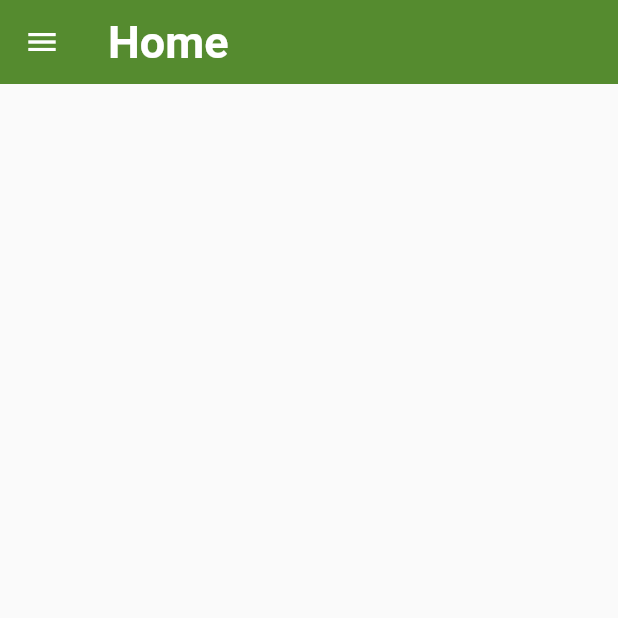
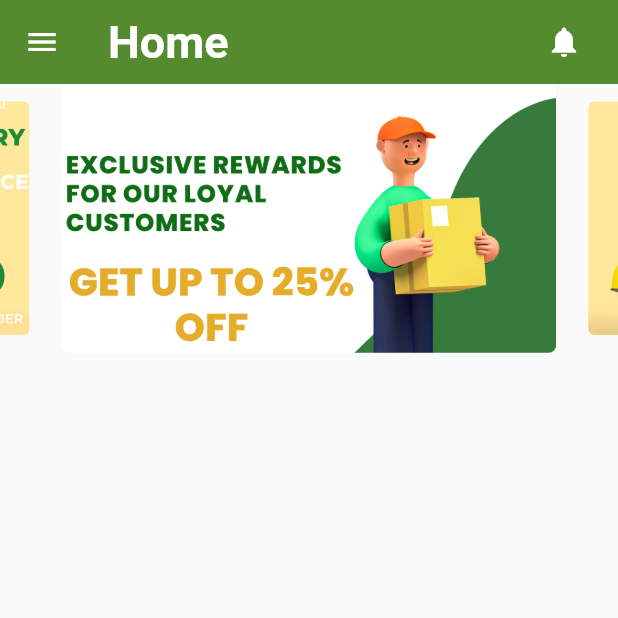
Before and after one commit to Sanashd/boxitup, a Flutter app: the HomePage screen opened directly, on a phone screen of 412 x 824 dp, the top half of it. Run offline on Flutter 3.47's test engine with Material 2 defaults, Android fonts, the phone set to English and light mode, and no system bars; drawn by our look-alikes of carousel_slider; our stand-ins replace firebase_auth, firebase_core, font_awesome_flutter; accounts and stored records are empty.

Commit message:
home slide

```diff
--- a/lib/main.dart
+++ b/lib/main.dart
@@ -12,11 +12,11 @@ void main() async {
     options: DefaultFirebaseOptions.currentPlatform,
   );
 
-  runApp(MyApp());
+  runApp(const MyApp());
 }
 
 class MyApp extends StatefulWidget {
-  MyApp({super.key});
+  const MyApp({super.key});
 
   @override
   State<MyApp> createState() => _MyAppState();
@@ -51,7 +51,7 @@ class _MyAppState extends State<MyApp> {
         debugShowCheckedModeBanner: false,
         // darkTheme: ThemeData(primarySwatch: Colors.green
         routes: {
-          "/": (context) => const OnBoardingScreen(),
+          "/": (context) => const HomePage(),
         });
   }
 }
--- /dev/null
+++ b/lib/models/models.dart
@@ -0,0 +1 @@
+export 'category_model.dart';
--- a/lib/screens/home_screen.dart
+++ b/lib/screens/home_screen.dart
@@ -1,3 +1,4 @@
+import 'package:carousel_slider/carousel_slider.dart';
 import 'package:flutter/material.dart';
 
 class HomePage extends StatelessWidget {
@@ -5,6 +6,36 @@ class HomePage extends StatelessWidget {
 
   @override
   Widget build(BuildContext context) {
+    final List<String> imgList = [
+      ("assets/images/Delivery promo.png"),
+      ("assets/images/Courier.png"),
+    ];
+
+    final List<Widget> imageSliders = imgList
+        .map((item) => Container(
+              child: Container(
+                margin: const EdgeInsets.all(.0),
+                child: ClipRRect(
+                    borderRadius: const BorderRadius.all(Radius.circular(5.0)),
+                    child: Stack(
+                      children: <Widget>[
+                        Image.asset(item, fit: BoxFit.cover, width: 1000.0),
+                        Positioned(
+                          bottom: 0.0,
+                          left: 0.0,
+                          right: 0.0,
+                          child: Container(
+                            decoration: const BoxDecoration(),
+                            padding: const EdgeInsets.symmetric(
+                                vertical: 10.0, horizontal: 20.0),
+                          ),
+                        ),
+                      ],
+                    )),
+              ),
+            ))
+        .toList();
+
     return Scaffold(
         appBar: AppBar(
           // appBar: AppBar(
@@ -17,7 +48,60 @@ class HomePage extends StatelessWidget {
                 fontWeight: FontWeight.bold,
                 fontSize: 30.0),
           ),
+          actions: const [
+            Padding(
+                padding: EdgeInsets.only(right: 24),
+                child: Icon(Icons.notifications))
+          ],
         ),
+        body: CarouselSlider(
+          options: CarouselOptions(
+            aspectRatio: 2.3,
+            enlargeCenterPage: true,
+            // enableInfiniteScroll: false,
+            // enlargeFactor: 4,
+            initialPage: 0,
+            autoPlay: false,
+          ),
+          items: imageSliders,
+        ),
+
+        // body: CustomScrollView(
+        //   slivers: <Widget>[
+        //     SliverAppBar(
+        //       title: const Padding(
+        //         padding: EdgeInsets.only(
+        //           left: 24,
+        //         ),
+        //         child: Text(
+        //           "Home",
+        //           style: TextStyle(
+        //             fontSize: 20,
+        //             fontWeight: FontWeight.bold,
+        //           ),
+        //         ),
+        //       ),
+        //       centerTitle: true,
+        //       floating: true,
+        //       snap: false,
+        //       titleSpacing: 0,
+        //       actions: const [
+        //         Padding(
+        //             padding: EdgeInsets.only(right: 24),
+        //             child: Icon(Icons.notifications))
+        //       ],
+        //       shadowColor: Colors.transparent,
+        //       expandedHeight: 20,
+        //       backgroundColor: Theme.of(context).appBarTheme.backgroundColor,
+        //       shape: const RoundedRectangleBorder(
+        //           borderRadius: BorderRadius.only(
+        //         bottomLeft: Radius.circular(16),
+        //         bottomRight: Radius.circular(16),
+        //       )),
+        //     )
+        //   ],
+
+        // ),
 
         drawer: Drawer(
           // Add a ListView to the drawer. This ensures the user can scroll
@@ -48,21 +132,6 @@ class HomePage extends StatelessWidget {
                         context,
                         MaterialPageRoute(
                             builder: (context) => const HomePage()));
-                  },
-                ),
-                ListTile(
-                  // trailing: const Icon(
-                  //   Icons.arrow_forward_ios,
-                  // ),
-                  leading: const Icon(
-                    Icons.search,
-                    color: Color.fromARGB(232, 22, 149, 41),
-                  ),
-                  title: const Text(
-                    'Tracker',
-                  ),
-                  onTap: () {
-                    Navigator.pop(context);
                   },
                 ),
                 ListTile(
@@ -109,3 +178,67 @@ class HomePage extends StatelessWidget {
         ));
   }
 }
+
+// class EnlargeStrategyDemo  extends StatelessWidget {
+//   const EnlargeStrategyDemo({super.key});
+
+//   @override
+//   Widget build(BuildContext context) {
+
+// final List<Widget> imageSliders = imgList.map((item) => Container(
+//   child: Container(
+//     margin: const EdgeInsets.all(5.0),
+//     child: ClipRRect(
+//       borderRadius: const BorderRadius.all(Radius.circular(5.0)),
+//       child: Stack(
+//         children: <Widget>[
+//           Image.network(item, fit: BoxFit.cover, width: 1000.0),
+//           Positioned(
+//             bottom: 0.0,
+//             left: 0.0,
+//             right: 0.0,
+//             child: Container(
+//               decoration: const BoxDecoration(
+//                 gradient: LinearGradient(
+//                   colors: [
+//                     Color.fromARGB(200, 0, 0, 0),
+//                     Color.fromARGB(0, 0, 0, 0)
+//                   ],
+//                   begin: Alignment.bottomCenter,
+//                   end: Alignment.topCenter,
+//                 ),
+//               ),
+//               padding: const EdgeInsets.symmetric(vertical: 10.0, horizontal: 20.0),
+//               child: Text(
+//                 'No. ${imgList.indexOf(item)} image',
+//                 style: const TextStyle(
+//                   color: Colors.white,
+//                   fontSize: 20.0,
+//                   fontWeight: FontWeight.bold,
+//                 ),
+//               ),
+//             ),
+//           ),
+//         ],
+//       )
+//     ),
+//   ),
+// )).toList();
+//     return Scaffold(
+//       appBar: AppBar(title: const Text('Complicated image slider demo')),
+//       body: Container(
+//         child: Column(children: <Widget>[
+//           CarouselSlider(
+//             options: CarouselOptions(
+//               autoPlay: true,
+//               aspectRatio: 2.0,
+//               enlargeCenterPage: true,
+//               enlargeStrategy: CenterPageEnlargeStrategy.height,
+//             ),
+//             items: imageSliders,
+//           ),
+//         ],)
+//       ),
+//     );
+//   }
+// }
--- a/pubspec.yaml
+++ b/pubspec.yaml
@@ -39,6 +39,8 @@ dependencies:
   font_awesome_flutter: ^10.4.0
   firebase_core: ^2.14.0
   firebase_auth: ^4.6.3
+  carousel_slider: ^4.2.1
+  equatable: ^2.0.5
 
 dev_dependencies:
   flutter_test:
```
Also changed, not shown: lib/models/category_model.dart (added, +17 -0 lines), assets/images/Courier.png (added), assets/images/Delivery promo.png (added), assets/images/female.jpg (added), pubspec.lock.
